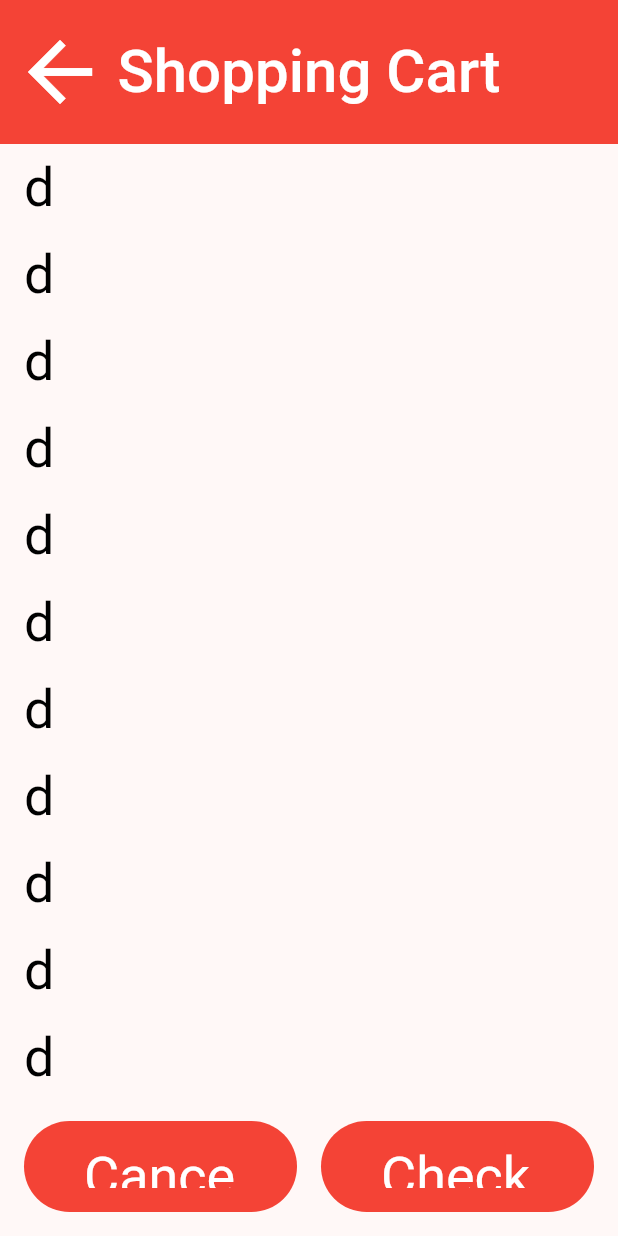
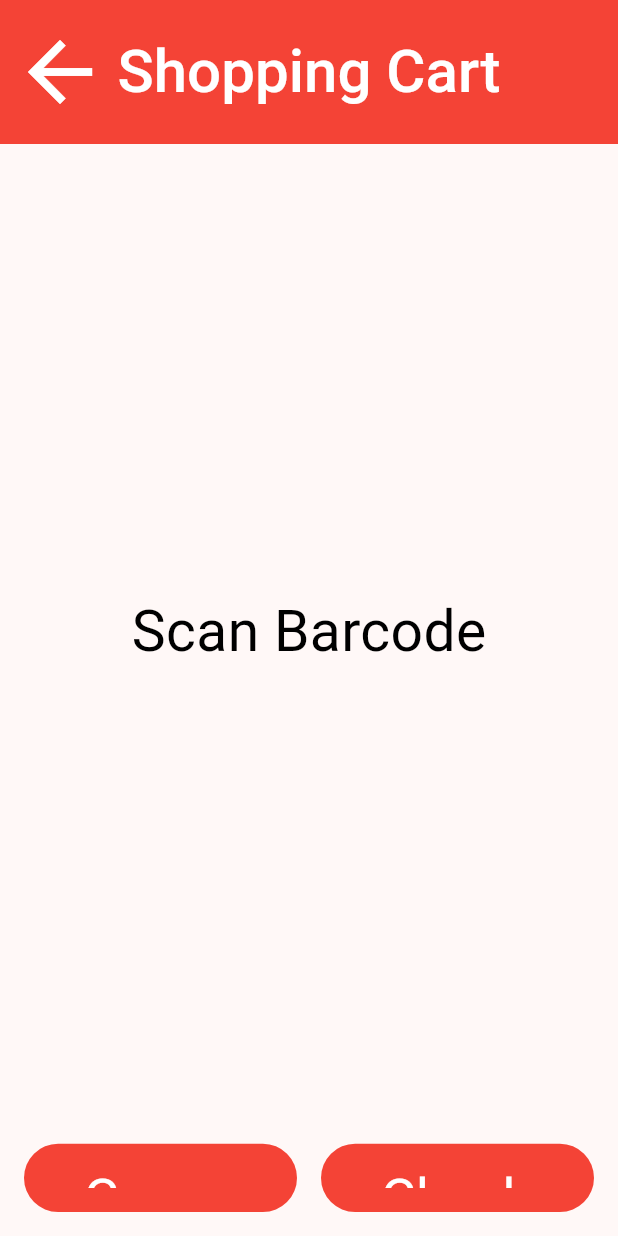
Before and after one commit to anoochit/simply_kiosk_checkout, a Flutter app: the CartView screen opened by its route, on a phone screen of 412 x 824 dp. Run offline on Flutter 3.47's test engine with Material 3 defaults, Android fonts, the phone set to English and light mode, and no system bars; our stand-ins replace gap, get, wakelock_plus; missing offline and left inert: fullscreen_window.

Commit message:
update barcode scanner and list item in shopping cart

```diff
--- /dev/null
+++ b/lib/app/data/mock_data.dart
@@ -0,0 +1,8 @@
+import 'package:simply_kiosk_checkout/app/data/models/product.dart';
+
+// FIXME : remove this mock to store products from database
+
+final products = [
+  Product(id: 'aabb', title: 'Coke', price: 12.0),
+  Product(id: 'bbcc', title: 'Pepsi', price: 12.0),
+];
--- /dev/null
+++ b/lib/app/data/models/cart_item.dart
@@ -0,0 +1,15 @@
+// ignore_for_file: public_member_api_docs, sort_constructors_first
+class CartItem {
+  String id;
+  String title;
+  int qt;
+  double total;
+  double price;
+  CartItem({
+    required this.id,
+    required this.title,
+    required this.qt,
+    required this.total,
+    required this.price,
+  });
+}
--- a/lib/app/modules/cart/views/cart_view.dart
+++ b/lib/app/modules/cart/views/cart_view.dart
@@ -1,4 +1,7 @@
+import 'dart:developer';
+
 import 'package:flutter/material.dart';
+import 'package:flutter/services.dart';
 
 import 'package:get/get.dart';
 
@@ -6,50 +9,146 @@ import '../../../routes/app_pages.dart';
 import '../../../views/views/rounded_rectangle_button_view.dart';
 import '../controllers/cart_controller.dart';
 
-class CartView extends GetView<CartController> {
-  const CartView({super.key});
+class CartView extends GetView {
+  CartView({super.key});
+
+  final FocusNode mainFocusNode = FocusNode();
+
   @override
   Widget build(BuildContext context) {
-    return Scaffold(
+    return GetBuilder<CartController>(
+        init: CartController(),
+        builder: (controller) {
+          return KeyboardListener(
+            autofocus: true,
+            focusNode: mainFocusNode,
+            onKeyEvent: (event) {
+              if (event is KeyDownEvent) {
+                if (event.logicalKey != LogicalKeyboardKey.enter) {
+                  controller.barcode.value =
+                      controller.barcode.value + event.character!;
+                } else {
+                  // FIXME : use complete barcode to query product in database
+
+                  final barcode = controller.barcode.value;
+                  log(barcode);
+                  controller.addItem2Card(barcode: barcode);
+
+                  // clear current barcode
+                  controller.barcode.value = '';
+                }
+              }
+            },
+            child: Scaffold(
                 appBar: AppBar(
                   title: const Text('Shopping Cart'),
                   centerTitle: true,
                 ),
                 body: Column(
                   children: [
-          Expanded(child: ListView.builder(
+                    // list items from barcode scanner
+                    (controller.cartItems.isNotEmpty)
+                        ? Expanded(
+                            child: ListView.builder(
+                            itemCount: controller.cartItems.length,
                             itemBuilder: (context, index) {
-              return const ListTile(
-                title: Text('d'),
+                              // TODO : show a product title with qt and price
+                              final item = controller.cartItems[index];
+                              return ListTile(
+                                title: Row(
+                                  mainAxisAlignment:
+                                      MainAxisAlignment.spaceBetween,
+                                  children: [
+                                    Text(item.title),
+                                    Row(
+                                      children: [
+                                        IconButton.filledTonal(
+                                          onPressed: () {
+                                            // decress qt
+                                            controller.decreaseQuantity(
+                                              barcode: item.id,
                                             );
                                           },
-          )),
+                                          icon: const Icon(Icons.remove),
+                                        ),
+                                        Container(
+                                          alignment: Alignment.center,
+                                          width: 100,
+                                          child: Text(
+                                            '${item.qt}',
+                                          ),
+                                        ),
+                                        IconButton.filledTonal(
+                                          onPressed: () {
+                                            // increase qt
+                                            controller.increaseQuantity(
+                                              barcode: item.id,
+                                            );
+                                          },
+                                          icon: const Icon(Icons.add),
+                                        ),
+                                      ],
+                                    ),
+                                  ],
+                                ),
+                              );
+                            },
+                          ))
+                        : const Expanded(
+                            child: Center(
+                              child: Text('Scan Barcode'),
+                            ),
+                          ),
+                    // total
+                    Visibility(
+                      visible: (controller.cartItems.isNotEmpty),
+                      child: Padding(
+                        padding: const EdgeInsets.all(16.0),
+                        child: Row(
+                          mainAxisAlignment: MainAxisAlignment.spaceBetween,
+                          children: [
+                            const Text('Total : '),
+                            Text('${controller.cartTotalPrice}'),
+                          ],
+                        ),
+                      ),
+                    ),
+                    // button
                     Padding(
                       padding: const EdgeInsets.all(16.0),
                       child: GridView(
                         shrinkWrap: true,
-              gridDelegate: const SliverGridDelegateWithFixedCrossAxisCount(
+                        gridDelegate:
+                            const SliverGridDelegateWithFixedCrossAxisCount(
                           crossAxisCount: 2,
                           mainAxisSpacing: 16.0,
                           crossAxisSpacing: 16.0,
-                childAspectRatio: 3 / 1,
+                          childAspectRatio: 4 / 1,
                         ),
                         children: [
-                // member
+                          // cancel
                           RoundedRectangleButtonView(
                             title: 'Cancel',
-                  onTap: () => Get.offAllNamed(Routes.HOME),
+                            onTap: () {
+                              // TODO : clear cart and goto home page
+                              controller.cartItems.clear();
+                              Get.offAllNamed(Routes.HOME);
+                            },
                           ),
-                // not member
+                          // checkout
                           RoundedRectangleButtonView(
                             title: 'Check out',
-                  onTap: () => Get.toNamed(Routes.CHECKOUT),
+                            onTap: () {
+                              // TODO: save cart data and goto checkout
+                              Get.toNamed(Routes.CHECKOUT);
+                            },
                           ),
                         ],
                       ),
                     ),
                   ],
-      ),
+                )),
           );
+        });
   }
 }
--- a/lib/app/modules/phone_signIn/views/phone_sign_in_view.dart
+++ b/lib/app/modules/phone_signIn/views/phone_sign_in_view.dart
@@ -2,7 +2,6 @@ import 'package:flutter/material.dart';
 import 'package:gap/gap.dart';
 
 import 'package:get/get.dart';
-import 'package:get/get_state_manager/get_state_manager.dart';
 
 import '../../../routes/app_pages.dart';
 import '../controllers/phone_sign_in_controller.dart';
--- a/lib/app/modules/verify_code/views/verify_code_view.dart
+++ b/lib/app/modules/verify_code/views/verify_code_view.dart
@@ -7,7 +7,7 @@ import '../../../routes/app_pages.dart';
 import '../controllers/verify_code_controller.dart';
 
 class VerifyCodeView extends GetView<VerifyCodeController> {
-  const VerifyCodeView({Key? key}) : super(key: key);
+  const VerifyCodeView({super.key});
   @override
   Widget build(BuildContext context) {
     final buttons = ['1', '2', '3', '4', '5', '6', '7', '8', '9', 'D', '0'];
--- a/lib/app/routes/app_pages.dart
+++ b/lib/app/routes/app_pages.dart
@@ -37,7 +37,7 @@ class AppPages {
     ),
     GetPage(
       name: _Paths.CART,
-      page: () => const CartView(),
+      page: () => CartView(),
       binding: CartBinding(),
       transition: Transition.noTransition,
     ),
```
Also changed, not shown: lib/app/data/models/product.dart (added, +11 -0 lines), lib/app/modules/cart/controllers/cart_controller.dart (+76 -3 lines), lib/app/modules/checkout/views/checkout_view.dart (+9 -3 lines). Lines whose indentation alone changed are shown as unchanged.
